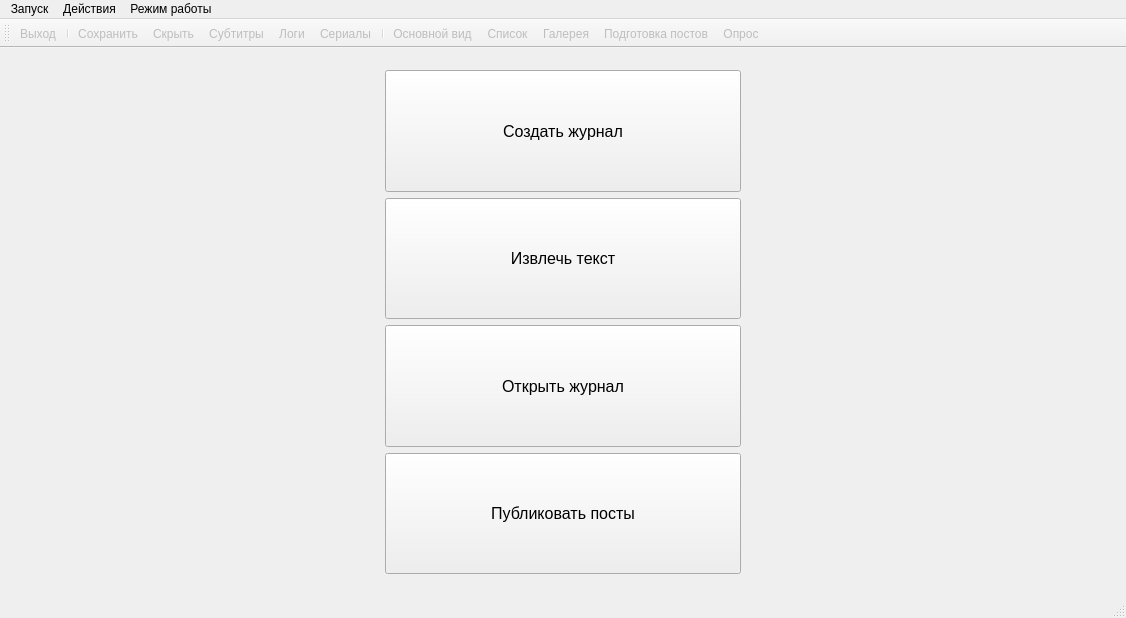
Old version of the form mainwindow.ui in the repository cool-palace/Screenshot-Manager.
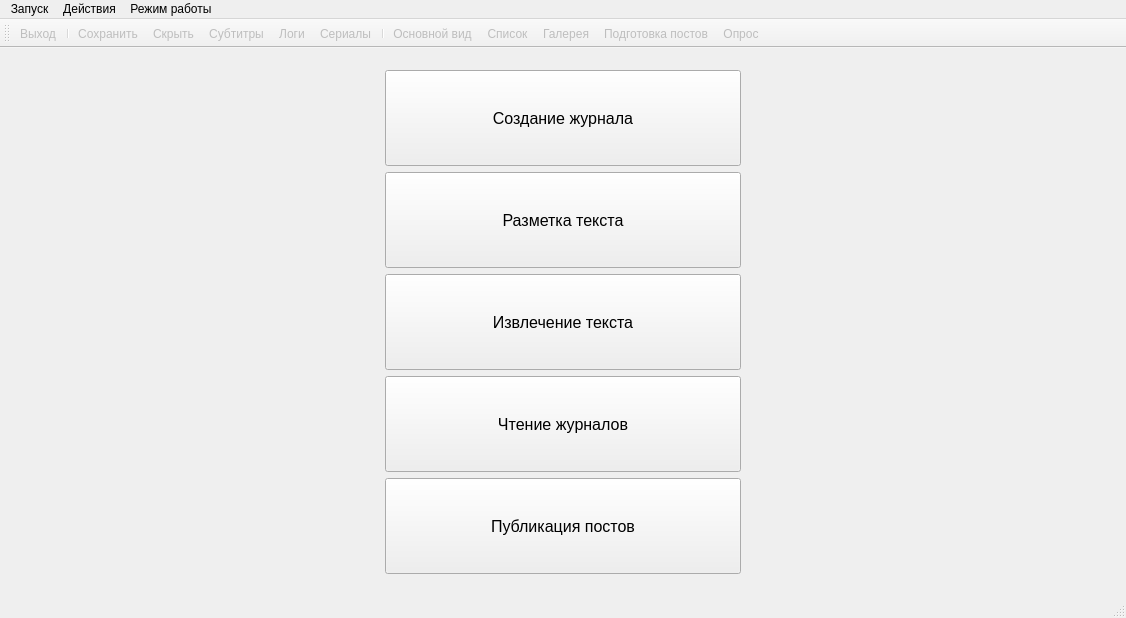
New version of the form. The open tabs and pages were chosen to show the change. Icons and pictures are not drawn. Custom widgets are drawn as their Qt base class.

Commit message: Added text labeling button to main menu

The edit to the form file:
```diff
--- a/mainwindow.ui
+++ b/mainwindow.ui
@@ -27,14 +27,7 @@
        <layout class="QGridLayout" name="gridLayout_14">
         <item row="0" column="0">
          <layout class="QGridLayout" name="gridLayout_10">
-          <item row="0" column="3">
-           <widget class="QLabel" name="label_5">
-            <property name="text">
-             <string/>
-            </property>
-           </widget>
-          </item>
-          <item row="2" column="1">
+          <item row="3" column="1">
            <widget class="QPushButton" name="journal_reading_button">
             <property name="sizePolicy">
              <sizepolicy hsizetype="Minimum" vsizetype="Expanding">
@@ -54,7 +47,7 @@
              </font>
             </property>
             <property name="text">
-             <string>Открыть журнал</string>
+             <string>Чтение журналов</string>
             </property>
             <property name="icon">
              <iconset resource="icons.qrc">
@@ -95,7 +88,7 @@
              </font>
             </property>
             <property name="text">
-             <string>Создать журнал</string>
+             <string>Создание журнала</string>
             </property>
             <property name="icon">
              <iconset resource="icons.qrc">
@@ -109,41 +102,7 @@
             </property>
            </widget>
           </item>
-          <item row="1" column="1">
-           <widget class="QPushButton" name="text_reading_button">
-            <property name="sizePolicy">
-             <sizepolicy hsizetype="Minimum" vsizetype="Expanding">
-              <horstretch>0</horstretch>
-              <verstretch>0</verstretch>
-             </sizepolicy>
-            </property>
-            <property name="minimumSize">
-             <size>
-              <width>300</width>
-              <height>0</height>
-             </size>
-            </property>
-            <property name="font">
-             <font>
-              <pointsize>12</pointsize>
-             </font>
-            </property>
-            <property name="text">
-             <string>Извлечь текст</string>
-            </property>
-            <property name="icon">
-             <iconset resource="icons.qrc">
-              <normaloff>:/images/icons8-document-80.png</normaloff>:/images/icons8-document-80.png</iconset>
-            </property>
-            <property name="iconSize">
-             <size>
-              <width>80</width>
-              <height>80</height>
-             </size>
-            </property>
-           </widget>
-          </item>
-          <item row="3" column="1">
+          <item row="4" column="1">
            <widget class="QPushButton" name="release_preparation_button">
             <property name="sizePolicy">
              <sizepolicy hsizetype="Minimum" vsizetype="Expanding">
@@ -163,7 +122,7 @@
              </font>
             </property>
             <property name="text">
-             <string>Публиковать посты</string>
+             <string>Публикация постов</string>
             </property>
             <property name="icon">
              <iconset resource="icons.qrc">
@@ -177,6 +136,82 @@
             </property>
            </widget>
           </item>
+          <item row="2" column="1">
+           <widget class="QPushButton" name="text_reading_button">
+            <property name="sizePolicy">
+             <sizepolicy hsizetype="Minimum" vsizetype="Expanding">
+              <horstretch>0</horstretch>
+              <verstretch>0</verstretch>
+             </sizepolicy>
+            </property>
+            <property name="minimumSize">
+             <size>
+              <width>300</width>
+              <height>0</height>
+             </size>
+            </property>
+            <property name="font">
+             <font>
+              <pointsize>12</pointsize>
+             </font>
+            </property>
+            <property name="text">
+             <string>Извлечение текста</string>
+            </property>
+            <property name="icon">
+             <iconset resource="icons.qrc">
+              <normaloff>:/images/icons8-document-80.png</normaloff>:/images/icons8-document-80.png</iconset>
+            </property>
+            <property name="iconSize">
+             <size>
+              <width>80</width>
+              <height>80</height>
+             </size>
+            </property>
+           </widget>
+          </item>
+          <item row="0" column="3">
+           <widget class="QLabel" name="label_5">
+            <property name="text">
+             <string/>
+            </property>
+           </widget>
+          </item>
+          <item row="0" column="0">
+           <widget class="QLabel" name="label_4">
+            <property name="text">
+             <string/>
+            </property>
+           </widget>
+          </item>
+          <item row="1" column="1">
+           <widget class="QPushButton" name="text_labeling_button">
+            <property name="sizePolicy">
+             <sizepolicy hsizetype="Minimum" vsizetype="Expanding">
+              <horstretch>0</horstretch>
+              <verstretch>0</verstretch>
+             </sizepolicy>
+            </property>
+            <property name="font">
+             <font>
+              <pointsize>12</pointsize>
+             </font>
+            </property>
+            <property name="text">
+             <string>Разметка текста</string>
+            </property>
+            <property name="icon">
+             <iconset resource="icons.qrc">
+              <normaloff>:/images/icons8-ocr-80.png</normaloff>:/images/icons8-ocr-80.png</iconset>
+            </property>
+            <property name="iconSize">
+             <size>
+              <width>80</width>
+              <height>80</height>
+             </size>
+            </property>
+           </widget>
+          </item>
          </layout>
         </item>
        </layout>
```
Left out of the diff: 13 changed lines with no effect on the pictures. The commit also changes 3 other files.
